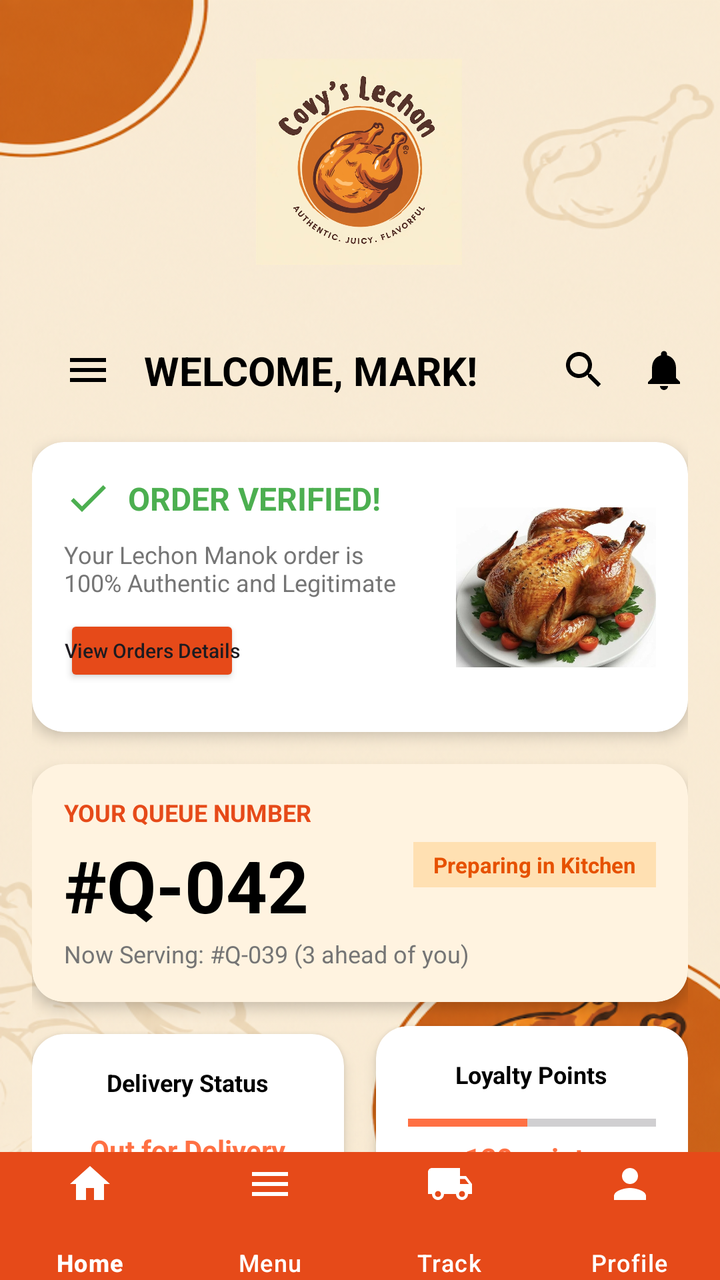
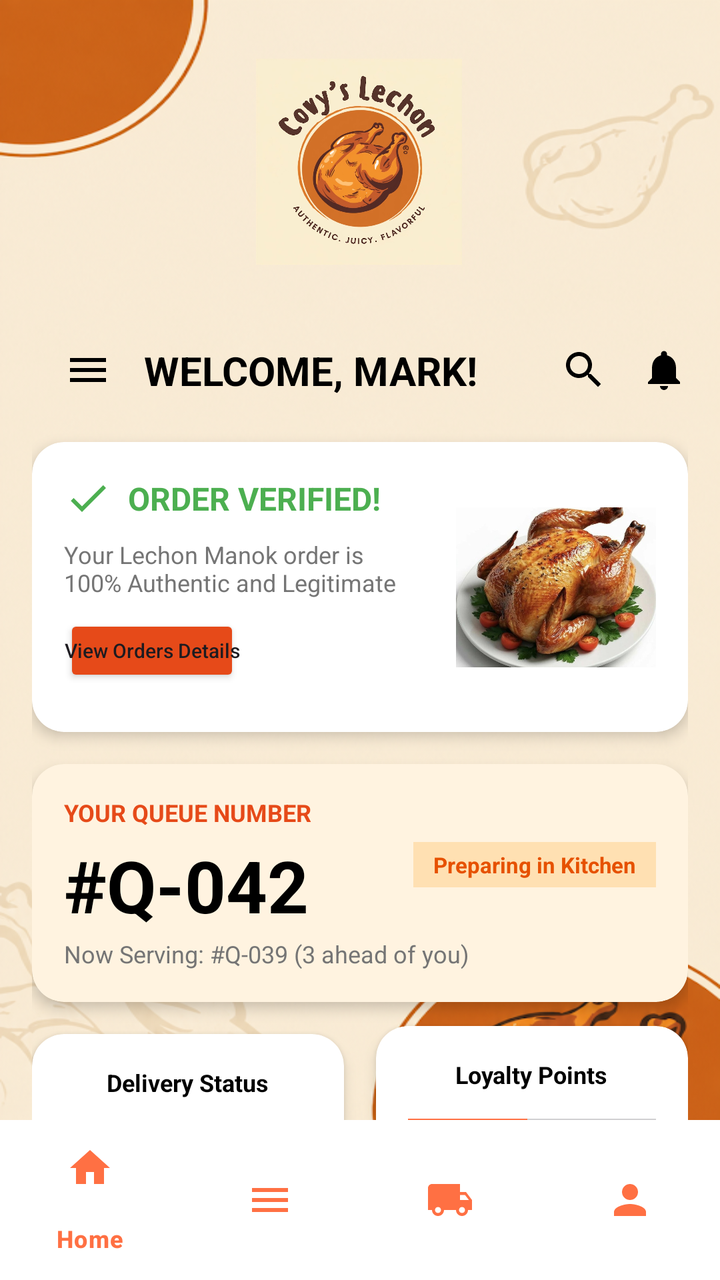

Two renders of the same Android screen: before a commit and after it. Below are the layout's source before the change and the commit's diff.
<!-- AndroidManifest.xml: application theme Theme.CoyvSplashScreen -->
<!-- res/layout/activity_dashboard.xml -->
<?xml version="1.0" encoding="utf-8"?>
<androidx.constraintlayout.widget.ConstraintLayout xmlns:android="http://schemas.android.com/apk/res/android"
    xmlns:app="http://schemas.android.com/apk/res-auto"
    xmlns:tools="http://schemas.android.com/tools"
    android:id="@+id/main"
    android:layout_width="match_parent"
    android:layout_height="match_parent"
    android:background="@drawable/signinbackgoundimage"
    tools:context=".DashBoardActivity">

    
    <View
        android:id="@+id/view_decoration"
        android:layout_width="200dp"
        android:layout_height="200dp"
        android:layout_marginStart="-80dp"
        android:layout_marginTop="-80dp"
        android:alpha="0.3"
        app:layout_constraintStart_toStartOf="parent"
        app:layout_constraintTop_toTopOf="parent" />

    <androidx.core.widget.NestedScrollView
        android:layout_width="match_parent"
        android:layout_height="0dp"
        app:layout_constraintBottom_toTopOf="@+id/bottom_navigation"
        app:layout_constraintTop_toTopOf="parent">

        <androidx.constraintlayout.widget.ConstraintLayout
            android:layout_width="match_parent"
            android:layout_height="wrap_content"
            android:padding="@dimen/padding_medium">

            

            <ImageView
                android:id="@+id/covylogo"
                android:layout_width="153dp"
                android:layout_height="103dp"
                android:layout_marginTop="10dp"
                android:layout_marginBottom="36dp"
                android:contentDescription="Covy Lechon Logo"
                android:src="@drawable/logo"
                app:layout_constraintBottom_toTopOf="@+id/tv_welcome"
                app:layout_constraintEnd_toEndOf="parent"
                app:layout_constraintHorizontal_bias="0.498"
                app:layout_constraintStart_toStartOf="parent"
                app:layout_constraintTop_toTopOf="parent" />

            
            <ImageButton
                android:id="@+id/btn_menu_top"
                android:layout_width="@dimen/icon_size"
                android:layout_height="@dimen/icon_size"
                android:layout_marginStart="16dp"
                android:layout_marginTop="157dp"
                android:layout_marginEnd="16dp"
                android:layout_marginBottom="24dp"
                android:background="?attr/selectableItemBackgroundBorderless"
                android:src="@drawable/ic_menu"
                app:layout_constraintBottom_toTopOf="@+id/cv_verified"
                app:layout_constraintEnd_toStartOf="@+id/tv_welcome"
                app:layout_constraintStart_toStartOf="parent"
                app:layout_constraintTop_toTopOf="parent" />

            <TextView
                android:id="@+id/tv_welcome"
                android:layout_width="wrap_content"
                android:layout_height="wrap_content"
                android:layout_marginStart="@dimen/padding_medium"
                android:text="WELCOME, MARK!"
                android:textColor="@color/black"
                android:textSize="20sp"
                android:textStyle="bold"
                app:layout_constraintBottom_toBottomOf="@+id/btn_menu_top"
                app:layout_constraintStart_toEndOf="@+id/btn_menu_top"
                app:layout_constraintTop_toTopOf="@+id/btn_menu_top" />

            <ImageButton
                android:id="@+id/btn_notification"
                android:layout_width="@dimen/icon_size"
                android:layout_height="@dimen/icon_size"
                android:background="?attr/selectableItemBackgroundBorderless"
                android:src="@drawable/ic_notifications"
                app:layout_constraintBottom_toBottomOf="@+id/btn_menu_top"
                app:layout_constraintEnd_toEndOf="parent"
                app:layout_constraintTop_toTopOf="@+id/btn_menu_top" />

            <ImageButton
                android:id="@+id/btn_search"
                android:layout_width="@dimen/icon_size"
                android:layout_height="@dimen/icon_size"
                android:layout_marginEnd="@dimen/padding_medium"
                android:background="?attr/selectableItemBackgroundBorderless"
                android:src="@drawable/ic_search"
                app:layout_constraintBottom_toBottomOf="@+id/btn_menu_top"
                app:layout_constraintEnd_toStartOf="@+id/btn_notification"
                app:layout_constraintTop_toTopOf="@+id/btn_menu_top" />

            
            <androidx.cardview.widget.CardView
                android:id="@+id/cv_verified"
                android:layout_width="match_parent"
                android:layout_height="wrap_content"
                android:layout_marginTop="@dimen/padding_large"
                app:cardCornerRadius="@dimen/corner_radius"
                app:cardElevation="@dimen/card_elevation"
                app:layout_constraintTop_toBottomOf="@+id/btn_menu_top">

                <androidx.constraintlayout.widget.ConstraintLayout
                    android:layout_width="match_parent"
                    android:layout_height="145dp"
                    android:padding="@dimen/padding_medium">

                    <ImageView
                        android:id="@+id/iv_check"
                        android:layout_width="24dp"
                        android:layout_height="24dp"
                        android:contentDescription="Verified"
                        android:src="@drawable/ic_check"
                        app:layout_constraintStart_toStartOf="parent"
                        app:layout_constraintTop_toTopOf="parent" />

                    <TextView
                        android:id="@+id/tv_verified_status"
                        android:layout_width="wrap_content"
                        android:layout_height="wrap_content"
                        android:layout_marginStart="@dimen/padding_small"
                        android:text="ORDER VERIFIED!"
                        android:textColor="@color/green_verified"
                        android:textSize="16sp"
                        android:textStyle="bold"
                        app:layout_constraintBottom_toBottomOf="@+id/iv_check"
                        app:layout_constraintStart_toEndOf="@+id/iv_check"
                        app:layout_constraintTop_toTopOf="@+id/iv_check" />

                    <TextView
                        android:id="@+id/tv_verified_desc"
                        android:layout_width="0dp"
                        android:layout_height="wrap_content"
                        android:layout_marginTop="@dimen/padding_small"
                        android:text="Your Lechon Manok order is\n100% Authentic and Legitimate"
                        android:textColor="@color/text_grey"
                        android:textSize="12sp"
                        app:layout_constraintEnd_toStartOf="@+id/iv_verified_chicken"
                        app:layout_constraintStart_toStartOf="parent"
                        app:layout_constraintTop_toBottomOf="@+id/iv_check" />

                    <Button
                        android:id="@+id/btn_view_details"
                        android:layout_width="wrap_content"
                        android:layout_height="36dp"
                        android:layout_marginTop="@dimen/padding_small"
                        android:backgroundTint="@color/orange_dark"
                        android:padding="0dp"
                        android:text="View Orders Details"
                        android:textAllCaps="false"
                        android:textSize="10sp"
                        app:layout_constraintStart_toStartOf="parent"
                        app:layout_constraintTop_toBottomOf="@+id/tv_verified_desc" />

                    <ImageView
                        android:id="@+id/iv_verified_chicken"
                        android:layout_width="100dp"
                        android:layout_height="80dp"
                        android:scaleType="centerCrop"
                        android:src="@drawable/f423b4974f4dd7924f11f1bad41bf1b4"
                        app:layout_constraintBottom_toBottomOf="parent"
                        app:layout_constraintEnd_toEndOf="parent"
                        app:layout_constraintTop_toTopOf="parent" />
                </androidx.constraintlayout.widget.ConstraintLayout>
            </androidx.cardview.widget.CardView>

            
            <androidx.cardview.widget.CardView
                android:id="@+id/cv_queue"
                android:layout_width="match_parent"
                android:layout_height="wrap_content"
                android:layout_marginTop="@dimen/padding_medium"
                app:cardBackgroundColor="#FFF3E0"
                app:cardCornerRadius="@dimen/corner_radius"
                app:cardElevation="@dimen/card_elevation"
                app:layout_constraintTop_toBottomOf="@+id/cv_verified">

                <androidx.constraintlayout.widget.ConstraintLayout
                    android:layout_width="match_parent"
                    android:layout_height="wrap_content"
                    android:padding="@dimen/padding_medium">

                    <TextView
                        android:id="@+id/tv_queue_title"
                        android:layout_width="wrap_content"
                        android:layout_height="wrap_content"
                        android:text="YOUR QUEUE NUMBER"
                        android:textColor="@color/orange_dark"
                        android:textSize="12sp"
                        android:textStyle="bold"
                        app:layout_constraintStart_toStartOf="parent"
                        app:layout_constraintTop_toTopOf="parent" />

                    <TextView
                        android:id="@+id/tv_queue_number"
                        android:layout_width="wrap_content"
                        android:layout_height="wrap_content"
                        android:layout_marginTop="4dp"
                        android:text="#Q-042"
                        android:textColor="@color/black"
                        android:textSize="36sp"
                        android:textStyle="bold"
                        app:layout_constraintStart_toStartOf="parent"
                        app:layout_constraintTop_toBottomOf="@+id/tv_queue_title" />

                    <TextView
                        android:id="@+id/tv_now_serving"
                        android:layout_width="wrap_content"
                        android:layout_height="wrap_content"
                        android:layout_marginTop="2dp"
                        android:text="Now Serving: #Q-039 (3 ahead of you)"
                        android:textColor="@color/text_grey"
                        android:textSize="12sp"
                        app:layout_constraintStart_toStartOf="parent"
                        app:layout_constraintTop_toBottomOf="@+id/tv_queue_number" />

                    <TextView
                        android:id="@+id/tv_queue_status_badge"
                        android:layout_width="wrap_content"
                        android:layout_height="wrap_content"
                        android:background="#FFE0B2"
                        android:paddingHorizontal="10dp"
                        android:paddingVertical="4dp"
                        android:text="Preparing in Kitchen"
                        android:textColor="#E65100"
                        android:textSize="11sp"
                        android:textStyle="bold"
                        app:layout_constraintBottom_toBottomOf="@+id/tv_queue_number"
                        app:layout_constraintEnd_toEndOf="parent"
                        app:layout_constraintTop_toTopOf="@+id/tv_queue_title" />

                </androidx.constraintlayout.widget.ConstraintLayout>
            </androidx.cardview.widget.CardView>

            
            <androidx.cardview.widget.CardView
                android:id="@+id/cv_status"
                android:layout_width="0dp"
                android:layout_height="wrap_content"
                android:layout_marginTop="@dimen/padding_medium"
                android:layout_marginEnd="@dimen/padding_small"
                app:cardCornerRadius="@dimen/corner_radius"
                app:cardElevation="@dimen/card_elevation"
                app:layout_constraintEnd_toStartOf="@+id/cv_loyalty"
                app:layout_constraintStart_toStartOf="parent"
                app:layout_constraintTop_toBottomOf="@+id/cv_queue">

                <LinearLayout
                    android:layout_width="match_parent"
                    android:layout_height="wrap_content"
                    android:gravity="center"
                    android:orientation="vertical"
                    android:padding="@dimen/padding_medium">

                    <TextView
                        android:layout_width="wrap_content"
                        android:layout_height="wrap_content"
                        android:text="Delivery Status"
                        android:textColor="@color/black"
                        android:textSize="12sp"
                        android:textStyle="bold" />

                    <TextView
                        android:layout_width="wrap_content"
                        android:layout_height="wrap_content"
                        android:layout_marginTop="16dp"
                        android:text="Out for Delivery"
                        android:textColor="@color/orange_primary"
                        android:textSize="14sp"
                        android:textStyle="bold" />

                    <TextView
                        android:layout_width="wrap_content"
                        android:layout_height="wrap_content"
                        android:text="Est. 15 mins remaining"
                        android:textColor="@color/text_grey"
                        android:textSize="10sp" />
                </LinearLayout>
            </androidx.cardview.widget.CardView>

            <androidx.cardview.widget.CardView
                android:id="@+id/cv_loyalty"
                android:layout_width="0dp"
                android:layout_height="wrap_content"
                android:layout_marginStart="@dimen/padding_small"
                app:cardCornerRadius="@dimen/corner_radius"
                app:cardElevation="@dimen/card_elevation"
                app:layout_constraintBottom_toBottomOf="@+id/cv_status"
                app:layout_constraintEnd_toEndOf="parent"
                app:layout_constraintStart_toEndOf="@+id/cv_status"
                app:layout_constraintTop_toTopOf="@+id/cv_status">

                <LinearLayout
                    android:layout_width="match_parent"
                    android:layout_height="wrap_content"
                    android:gravity="center"
                    android:orientation="vertical"
                    android:padding="@dimen/padding_medium">

                    <TextView
                        android:layout_width="wrap_content"
                        android:layout_height="wrap_content"
                        android:text="Loyalty Points"
                        android:textColor="@color/black"
                        android:textSize="12sp"
                        android:textStyle="bold" />

                    <ProgressBar
                        style="?android:attr/progressBarStyleHorizontal"
                        android:layout_width="match_parent"
                        android:layout_height="wrap_content"
                        android:layout_marginTop="@dimen/padding_small"
                        android:progress="120"
                        android:max="250"
                        android:progressTint="@color/orange_primary" />

                    <TextView
                        android:layout_width="wrap_content"
                        android:layout_height="wrap_content"
                        android:text="120 points"
                        android:textColor="@color/orange_primary"
                        android:textSize="14sp"
                        android:textStyle="bold" />

                    <TextView
                        android:layout_width="wrap_content"
                        android:layout_height="wrap_content"
                        android:text="250 to free chicken"
                        android:textColor="@color/text_grey"
                        android:textSize="10sp" />
                </LinearLayout>
            </androidx.cardview.widget.CardView>

            
            <TextView
                android:id="@+id/tv_recent_orders"
                android:layout_width="wrap_content"
                android:layout_height="wrap_content"
                android:layout_marginTop="@dimen/padding_large"
                android:text="My Recent Orders"
                android:textSize="18sp"
                android:textStyle="bold"
                app:layout_constraintStart_toStartOf="parent"
                app:layout_constraintTop_toBottomOf="@+id/cv_status" />

            <TextView
                android:id="@+id/tv_view_all"
                android:layout_width="wrap_content"
                android:layout_height="wrap_content"
                android:text="View All"
                android:textColor="@color/orange_primary"
                app:layout_constraintBottom_toBottomOf="@+id/tv_recent_orders"
                app:layout_constraintEnd_toEndOf="parent"
                app:layout_constraintTop_toTopOf="@+id/tv_recent_orders" />

            <androidx.cardview.widget.CardView
                android:id="@+id/cv_order_item"
                android:layout_width="match_parent"
                android:layout_height="wrap_content"
                android:layout_marginTop="@dimen/padding_medium"
                app:cardCornerRadius="@dimen/corner_radius"
                app:cardElevation="@dimen/card_elevation"
                app:layout_constraintTop_toBottomOf="@+id/tv_recent_orders">

                <androidx.constraintlayout.widget.ConstraintLayout
                    android:layout_width="match_parent"
                    android:layout_height="wrap_content"
                    android:padding="@dimen/padding_small">

                    <androidx.cardview.widget.CardView
                        android:id="@+id/cv_order_img_container"
                        android:layout_width="80dp"
                        android:layout_height="80dp"
                        app:cardCornerRadius="8dp"
                        app:layout_constraintStart_toStartOf="parent"
                        app:layout_constraintTop_toTopOf="parent">

                        <ImageView
                            android:id="@+id/iv_order_img"
                            android:layout_width="match_parent"
                            android:layout_height="match_parent"
                            android:contentDescription="Order Image"
                            android:scaleType="centerCrop"
                            android:src="@drawable/f423b4974f4dd7924f11f1bad41bf1b4" />
                    </androidx.cardview.widget.CardView>

                    <TextView
                        android:id="@+id/tv_order_name"
                        android:layout_width="0dp"
                        android:layout_height="wrap_content"
                        android:layout_marginStart="@dimen/padding_medium"
                        android:text="Lechon Manok (Whole)"
                        android:textColor="@color/black"
                        android:textStyle="bold"
                        app:layout_constraintEnd_toStartOf="@+id/iv_order_arrow"
                        app:layout_constraintStart_toEndOf="@+id/cv_order_img_container"
                        app:layout_constraintTop_toTopOf="parent" />

                    <TextView
                        android:id="@+id/tv_order_id"
                        android:layout_width="wrap_content"
                        android:layout_height="wrap_content"
                        android:text="ID: #123"
                        android:textColor="@color/text_grey"
                        android:textSize="12sp"
                        app:layout_constraintStart_toStartOf="@+id/tv_order_name"
                        app:layout_constraintTop_toBottomOf="@+id/tv_order_name" />

                    <TextView
                        android:id="@+id/tv_order_date"
                        android:layout_width="wrap_content"
                        android:layout_height="wrap_content"
                        android:text="Dec 23, 2023 - 10:30 AM"
                        android:textColor="@color/text_grey"
                        android:textSize="12sp"
                        app:layout_constraintStart_toStartOf="@+id/tv_order_name"
                        app:layout_constraintTop_toBottomOf="@+id/tv_order_id" />

                    <TextView
                        android:id="@+id/tv_order_status"
                        android:layout_width="wrap_content"
                        android:layout_height="wrap_content"
                        android:layout_marginTop="4dp"
                        android:background="#D5F5E3"
                        android:paddingHorizontal="8dp"
                        android:paddingVertical="2dp"
                        android:text="Delivered"
                        android:textColor="#27AE60"
                        android:textSize="10sp"
                        android:textStyle="bold"
                        app:layout_constraintStart_toStartOf="@+id/tv_order_name"
                        app:layout_constraintTop_toBottomOf="@+id/tv_order_date" />

                    <ImageView
                        android:id="@+id/iv_order_arrow"
                        android:layout_width="24dp"
                        android:layout_height="24dp"
                        android:src="@android:drawable/ic_media_play"
                        app:layout_constraintBottom_toBottomOf="parent"
                        app:layout_constraintEnd_toEndOf="parent"
                        app:layout_constraintTop_toTopOf="parent"
                        app:tint="@color/black" />
                </androidx.constraintlayout.widget.ConstraintLayout>
            </androidx.cardview.widget.CardView>

            
            <Button
                android:id="@+id/btn_place_order"
                android:layout_width="match_parent"
                android:layout_height="60dp"
                android:layout_marginTop="10dp"
                android:layout_marginBottom="4dp"
                android:backgroundTint="@color/orange_primary"
                android:text="Place New Order"
                android:textColor="@color/white"
                app:cornerRadius="@dimen/corner_radius"
                app:layout_constraintBottom_toBottomOf="parent"
                app:layout_constraintTop_toBottomOf="@+id/cv_order_item"
                app:layout_constraintVertical_bias="0.0"
                tools:layout_editor_absoluteX="16dp" />

        </androidx.constraintlayout.widget.ConstraintLayout>
    </androidx.core.widget.NestedScrollView>

    <com.google.android.material.bottomnavigation.BottomNavigationView
        android:id="@+id/bottom_navigation"
        android:layout_width="match_parent"
        android:layout_height="64dp"
        android:background="@color/orange_dark"
        app:itemIconTint="@color/white"
        app:itemTextColor="@color/white"
        app:labelVisibilityMode="labeled"
        app:itemIconSize="24dp"
        app:itemPaddingTop="4dp"
        app:itemPaddingBottom="4dp"
        app:layout_constraintBottom_toBottomOf="parent"
        app:menu="@menu/bottom_nav_menu" />

</androidx.constraintlayout.widget.ConstraintLayout>
<!-- resources referenced by this layout -->
<resources>
  <color name="black">#FF000000</color>
  <color name="green_verified">#4CAF50</color>
  <color name="orange_dark">#E64A19</color>
  <color name="orange_primary">#FF7043</color>
  <color name="text_grey">#757575</color>
  <color name="white">#FFFFFFFF</color>
  <dimen name="card_elevation">4dp</dimen>
  <dimen name="corner_radius">16dp</dimen>
  <dimen name="icon_size">24dp</dimen>
  <dimen name="padding_large">24dp</dimen>
  <dimen name="padding_medium">16dp</dimen>
  <dimen name="padding_small">8dp</dimen>
  <!-- drawable f423b4974f4dd7924f11f1bad41bf1b4: jpg bitmap (drawable, 122413 bytes) -->
  <!-- drawable ic_check (drawable) -->
  <vector xmlns:android="http://schemas.android.com/apk/res/android"
      android:width="24dp"
      android:height="24dp"
      android:viewportWidth="24"
      android:viewportHeight="24">
      <path
          android:fillColor="#4CAF50"
          android:pathData="M9,16.17L4.83,12l-1.42,1.41L9,19 21,7l-1.41,-1.41z" />
  </vector>
  <!-- drawable ic_menu (drawable) -->
  <vector xmlns:android="http://schemas.android.com/apk/res/android"
      android:width="24dp"
      android:height="24dp"
      android:viewportWidth="24"
      android:viewportHeight="24">
      <path
          android:fillColor="#000000"
          android:pathData="M3,18h18v-2H3V18z M3,13h18v-2H3V13z M3,6v2h18V6H3z" />
  </vector>
  <!-- drawable ic_notifications (drawable) -->
  <vector xmlns:android="http://schemas.android.com/apk/res/android"
      android:width="24dp"
      android:height="24dp"
      android:viewportWidth="24"
      android:viewportHeight="24">
      <path
          android:fillColor="#000000"
          android:pathData="M12,22c1.1,0 2,-0.9 2,-2h-4c0,1.1 0.89,2 2,2zm6,-6v-5c0,-3.07 -1.64,-5.64 -4.5,-6.32V4c0,-0.83 -0.67,-1.5 -1.5,-1.5s-1.5,0.67 -1.5,1.5v0.68C7.63,5.36 6,7.92 6,11v5l-2,2v1h16v-1l-2,-2z" />
  </vector>
  <!-- drawable ic_search (drawable) -->
  <vector xmlns:android="http://schemas.android.com/apk/res/android"
      android:width="24dp"
      android:height="24dp"
      android:viewportWidth="24"
      android:viewportHeight="24">
      <path
          android:fillColor="#000000"
          android:pathData="M15.5,14h-0.79l-0.28,-0.27C15.41,12.59 16,11.11 16,9.5 16,5.91 13.09,3 9.5,3S3,5.91 3,9.5 5.91,16 9.5,16c1.61,0 3.09,-0.59 4.23,-1.57l0.27,0.28v0.79l5,4.99L20.49,19l-4.99,-5zm-6,0C7.01,14 5,11.99 5,9.5S7.01,5 9.5,5 14,7.01 14,9.5 11.99,14 9.5,14z" />
  </vector>
  <!-- drawable logo: jpg bitmap (drawable, 98396 bytes) -->
  <!-- drawable signinbackgoundimage: png bitmap (drawable, 391030 bytes) -->
  <style name="Theme.CoyvSplashScreen" parent="Base.Theme.CoyvSplashScreen" />
  <style name="Base.Theme.CoyvSplashScreen" parent="Theme.Material3.DayNight.NoActionBar">
          
          
      </style>
</resources>

<!-- the commit's change to res/layout/activity_dashboard.xml (unified diff, before → after) -->
@@ -471,14 +471,10 @@
     <com.google.android.material.bottomnavigation.BottomNavigationView
         android:id="@+id/bottom_navigation"
         android:layout_width="match_parent"
-        android:layout_height="64dp"
-        android:background="@color/orange_dark"
-        app:itemIconTint="@color/white"
-        app:itemTextColor="@color/white"
-        app:labelVisibilityMode="labeled"
-        app:itemIconSize="24dp"
-        app:itemPaddingTop="4dp"
-        app:itemPaddingBottom="4dp"
+        android:layout_height="wrap_content"
+        android:background="@color/white"
+        app:itemIconTint="@color/orange_primary"
+        app:itemTextColor="@color/orange_primary"
         app:layout_constraintBottom_toBottomOf="parent"
         app:menu="@menu/bottom_nav_menu" />
 
